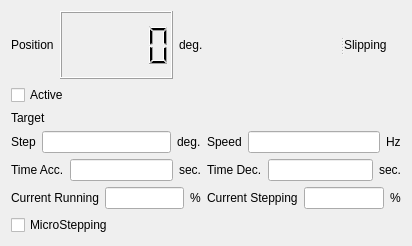
This is modules/motor/core/motorform.ui in northriv/KAME as Qt 5 draws it before an edit. The edited form follows.
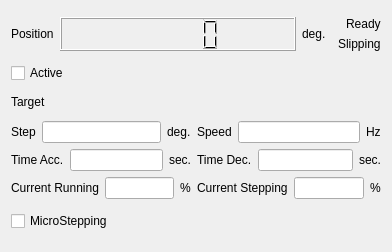
This is the edited form. Custom widgets are drawn as their Qt base class.

Patch:
```diff
--- a/modules/motor/core/motorform.ui
+++ b/modules/motor/core/motorform.ui
@@ -6,8 +6,8 @@
    <rect>
     <x>0</x>
     <y>0</y>
-    <width>412</width>
-    <height>246</height>
+    <width>392</width>
+    <height>252</height>
    </rect>
   </property>
   <property name="windowTitle">
@@ -16,7 +16,7 @@
   <widget class="QWidget" name="widget">
    <layout class="QGridLayout" name="gridLayout_2">
     <item row="0" column="0">
-     <layout class="QHBoxLayout" name="horizontalLayout_3">
+     <layout class="QHBoxLayout" name="horizontalLayout_5">
       <item>
        <layout class="QHBoxLayout" name="horizontalLayout">
         <item>
@@ -64,11 +64,13 @@
        </layout>
       </item>
       <item>
-       <widget class="QSplitter" name="splitter">
-        <property name="orientation">
-         <enum>Qt::Horizontal</enum>
-        </property>
-        <widget class="KLed" name="m_ledSlipping" native="true"/>
+       <layout class="QVBoxLayout" name="verticalLayout">
+        <item>
+         <layout class="QHBoxLayout" name="horizontalLayout_3">
+          <item>
+           <widget class="KLed" name="m_ledReady" native="true"/>
+          </item>
+          <item>
         <widget class="QLabel" name="textLabel2_10">
          <property name="sizePolicy">
           <sizepolicy hsizetype="Preferred" vsizetype="Fixed">
@@ -77,13 +79,39 @@
           </sizepolicy>
          </property>
          <property name="text">
+             <string>Ready</string>
+            </property>
+            <property name="wordWrap">
+             <bool>false</bool>
+            </property>
+           </widget>
+          </item>
+         </layout>
+        </item>
+        <item>
+         <layout class="QHBoxLayout" name="horizontalLayout_4">
+          <item>
+           <widget class="KLed" name="m_ledSlipping" native="true"/>
+          </item>
+          <item>
+           <widget class="QLabel" name="textLabel2_11">
+            <property name="sizePolicy">
+             <sizepolicy hsizetype="Preferred" vsizetype="Fixed">
+              <horstretch>0</horstretch>
+              <verstretch>0</verstretch>
+             </sizepolicy>
+            </property>
+            <property name="text">
           <string>Slipping</string>
          </property>
          <property name="wordWrap">
           <bool>false</bool>
          </property>
         </widget>
-       </widget>
+          </item>
+         </layout>
+        </item>
+       </layout>
       </item>
      </layout>
     </item>
```
Lines whose indentation alone changed are shown as unchanged.
